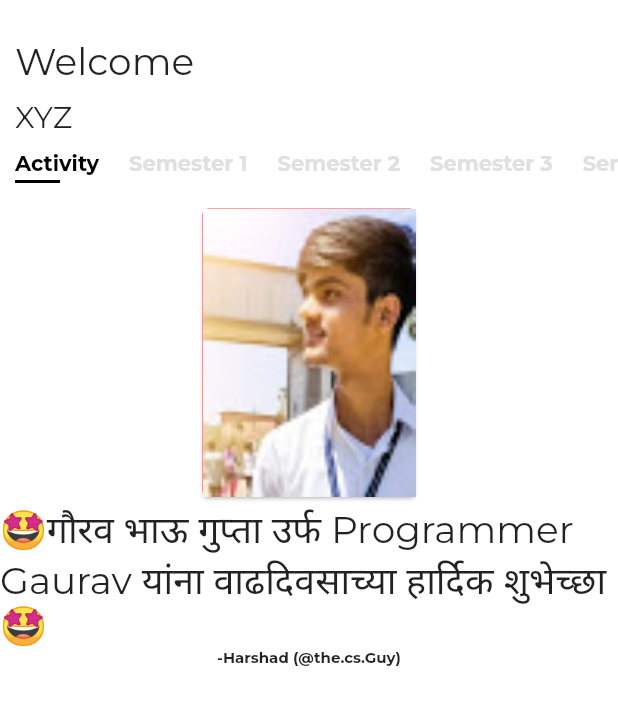
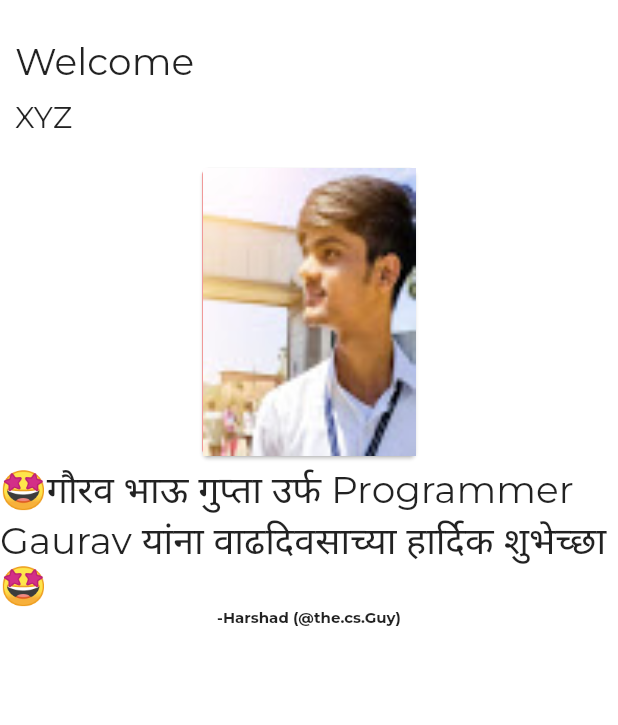
Before and after one commit to ProgrammerGaurav/RJNotes_flutter, a Flutter app: the screen it shows after launch, on a phone screen of 412 x 824 dp, the part 60-785 px from its top. Run offline on Flutter 3.47's test engine with Material 2 defaults, Android fonts, the phone set to English and light mode, and no system bars.

Commit message:
Hello World!

```diff
--- a/lib/MainPage_Content/Home_Body.dart
+++ b/lib/MainPage_Content/Home_Body.dart
@@ -27,74 +27,28 @@ class HomeBody extends StatelessWidget {
             ),
           ),
         ),
-        Semesters(),
+        Subjects(),
         Activity(),
       ],
     );
   }
 }
 
-class Semesters extends StatefulWidget {
+class Subjects extends StatefulWidget {
   @override
-  _SemestersState createState() => _SemestersState();
+  _SubjectsState createState() => _SubjectsState();
 }
 
-class _SemestersState extends State<Semesters> {
-  List<String> categories = [
-    "Activity",
-    "Semester 1",
-    "Semester 2",
-    "Semester 3",
-    "Semester 4",
-    "Semester 5",
-    "Semester 6"
-  ];
-  int selectedIndex = 0;
+class _SubjectsState extends State<Subjects> {
   @override
   Widget build(BuildContext context) {
-    return SizedBox(
-      height: 35,
-      child: ListView.builder(
-        scrollDirection: Axis.horizontal,
-        itemCount: categories.length,
-        itemBuilder: (context, index) => buildCategory(index),
-      ),
-    );
-  }
-
-  Widget buildCategory(int index) {
-    return GestureDetector(
-      onTap: () {
-        setState(() {
-          selectedIndex = index;
-        });
-      },
-      child: Padding(
-        padding: const EdgeInsets.symmetric(horizontal: 5.0),
-        child: Column(
-          crossAxisAlignment: CrossAxisAlignment.start,
+    return SingleChildScrollView(
+      scrollDirection: Axis.horizontal,
+      child: Container(
+        child: Row(
           children: <Widget>[
-            Padding(
-              padding: const EdgeInsets.symmetric(horizontal: 5.0),
-              child: Text(
-                categories[index],
-                style: TextStyle(
-                    fontFamily: 'Montserrat',
-                    fontWeight: FontWeight.bold,
-                    color: selectedIndex == index
-                        ? Colors.black
-                        : Colors.grey[300]),
-              ),
-            ),
-            Padding(
-              padding: const EdgeInsets.symmetric(horizontal: 5.0),
-              child: Container(
-                margin: EdgeInsets.only(top: 3.0),
-                height: 2,
-                width: 30,
-                color:
-                    selectedIndex == index ? Colors.black : Colors.transparent,
-              ),
+            Card(
+              color: Colors.blueGrey,
             ),
           ],
         ),
```
